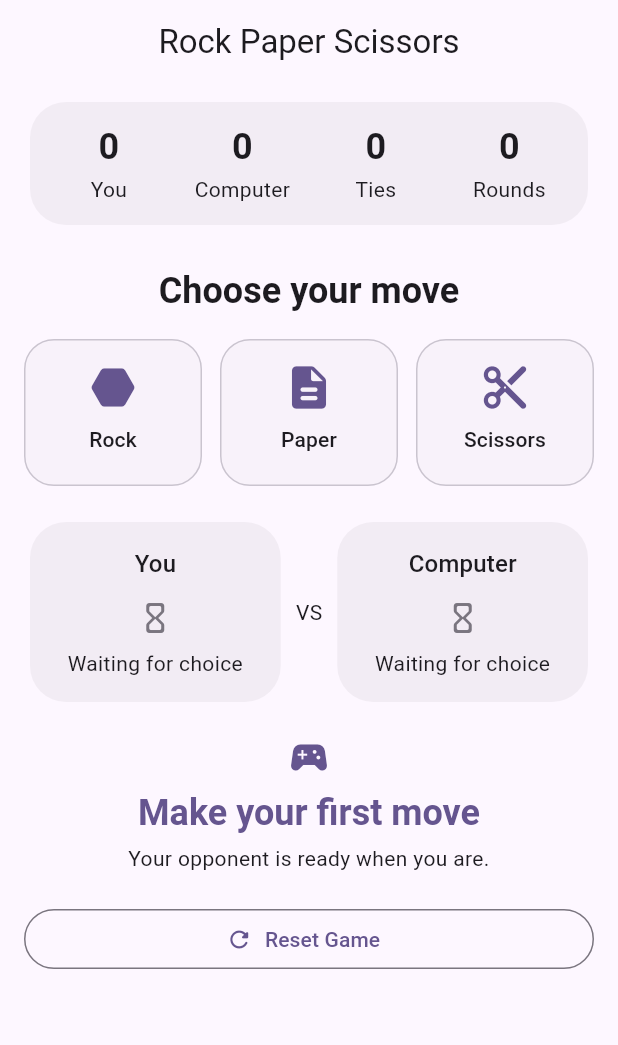
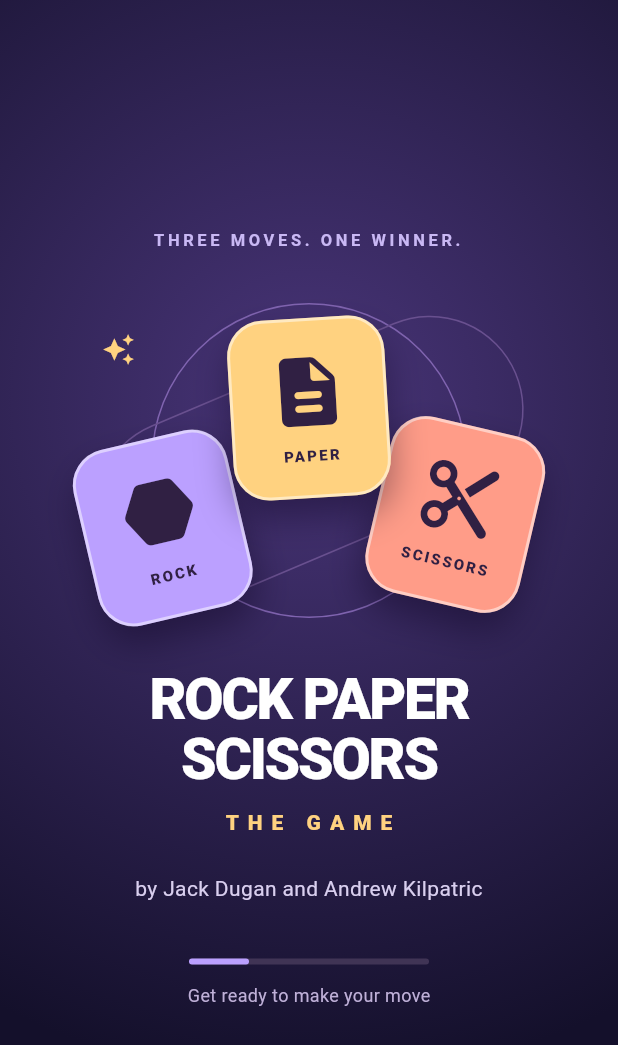
Before and after one commit to jdugan415/4330Project2, a Flutter app: the first screen one second after launch, on a phone screen of 412 x 824 dp. Shown: the top 1045 px of the screen. Run offline on Flutter 3.47's test engine with Material 3 defaults, Android fonts, the phone set to English and light mode, and no system bars.

Commit message:
Added Main Screen
Added main screen with group members names

```diff
--- a/lib/main.dart
+++ b/lib/main.dart
@@ -1,6 +1,6 @@
 import 'package:flutter/material.dart';
 
-import 'screens/game_screen.dart';
+import 'screens/intro_screen.dart';
 import 'theme/app_theme.dart';
 
 void main() => runApp(const RockPaperScissorsApp());
@@ -14,6 +14,6 @@ class RockPaperScissorsApp extends StatelessWidget {
     theme: AppTheme.light,
     darkTheme: AppTheme.dark,
     themeMode: ThemeMode.system,
-    home: const GameScreen(),
+    home: const IntroScreen(),
   );
 }
--- /dev/null
+++ b/lib/screens/intro_screen.dart
@@ -0,0 +1,295 @@
+import 'dart:math' as math;
+
+import 'package:flutter/material.dart';
+
+import 'game_screen.dart';
+
+/// A short title sequence, shown once when the app opens.
+class IntroScreen extends StatefulWidget {
+  const IntroScreen({super.key});
+
+  @override
+  State<IntroScreen> createState() => _IntroScreenState();
+}
+
+class _IntroScreenState extends State<IntroScreen>
+    with SingleTickerProviderStateMixin {
+  late final AnimationController _intro;
+
+  @override
+  void initState() {
+    super.initState();
+    _intro =
+        AnimationController(
+          vsync: this,
+          duration: const Duration(milliseconds: 3200),
+        )..addStatusListener((status) {
+          if (status == AnimationStatus.completed && mounted) {
+            Navigator.of(context).pushReplacement(
+              PageRouteBuilder<void>(
+                transitionDuration: MediaQuery.disableAnimationsOf(context)
+                    ? Duration.zero
+                    : const Duration(milliseconds: 550),
+                pageBuilder: (context, animation, secondaryAnimation) =>
+                    const GameScreen(),
+                transitionsBuilder: (
+                  context,
+                  animation,
+                  secondaryAnimation,
+                  child,
+                ) => FadeTransition(opacity: animation, child: child),
+              ),
+            );
+          }
+        });
+    _intro.forward();
+  }
+
+  @override
+  void dispose() {
+    _intro.dispose();
+    super.dispose();
+  }
+
+  @override
+  Widget build(BuildContext context) {
+    final reduceMotion = MediaQuery.disableAnimationsOf(context);
+    return Scaffold(
+      backgroundColor: const Color(0xFF14102B),
+      body: DecoratedBox(
+        decoration: const BoxDecoration(
+          gradient: RadialGradient(
+            center: Alignment(0, -0.35),
+            radius: 1.1,
+            colors: [Color(0xFF493579), Color(0xFF14102B)],
+          ),
+        ),
+        child: SafeArea(
+          child: Center(
+            child: SingleChildScrollView(
+              padding: const EdgeInsets.symmetric(horizontal: 28, vertical: 32),
+              child: ConstrainedBox(
+                constraints: const BoxConstraints(maxWidth: 440),
+                child: Column(
+                  mainAxisSize: MainAxisSize.min,
+                  children: [
+                    const Text(
+                      'THREE MOVES. ONE WINNER.',
+                      textAlign: TextAlign.center,
+                      style: TextStyle(
+                        color: Color(0xFFC9B8F4),
+                        fontSize: 11,
+                        fontWeight: FontWeight.w700,
+                        letterSpacing: 2.4,
+                      ),
+                    ),
+                    const SizedBox(height: 24),
+                    ExcludeSemantics(
+                      child: AnimatedBuilder(
+                        animation: _intro,
+                        builder: (context, child) => _MoveArtwork(
+                          drift: reduceMotion
+                              ? 0
+                              : math.sin(_intro.value * math.pi * 2) * 5,
+                        ),
+                      ),
+                    ),
+                    const SizedBox(height: 24),
+                    Semantics(
+                      header: true,
+                      label: 'Rock Paper Scissors The Game',
+                      excludeSemantics: true,
+                      child: const Column(
+                        children: [
+                          Text(
+                            'ROCK PAPER\nSCISSORS',
+                            textAlign: TextAlign.center,
+                            style: TextStyle(
+                              fontSize: 38,
+                              height: 1.04,
+                              fontWeight: FontWeight.w900,
+                              letterSpacing: -1.5,
+                              color: Colors.white,
+                            ),
+                          ),
+                          SizedBox(height: 12),
+                          Text(
+                            'THE GAME',
+                            style: TextStyle(
+                              color: Color(0xFFFFD280),
+                              fontSize: 14,
+                              fontWeight: FontWeight.w800,
+                              letterSpacing: 6,
+                            ),
+                          ),
+                        ],
+                      ),
+                    ),
+                    const SizedBox(height: 24),
+                    const Text(
+                      'by Jack Dugan and Andrew Kilpatric',
+                      textAlign: TextAlign.center,
+                      style: TextStyle(
+                        color: Color(0xFFD9CFEF),
+                        fontSize: 14,
+                        height: 1.5,
+                      ),
+                    ),
+                    const SizedBox(height: 36),
+                    SizedBox(
+                      width: 160,
+                      child: AnimatedBuilder(
+                        animation: _intro,
+                        builder: (context, child) => LinearProgressIndicator(
+                          value: _intro.value,
+                          minHeight: 4,
+                          borderRadius: BorderRadius.circular(8),
+                          backgroundColor: const Color(0xFF403455),
+                          color: const Color(0xFFBBA0FF),
+                          semanticsLabel: 'Opening game',
+                        ),
+                      ),
+                    ),
+                    const SizedBox(height: 12),
+                    const Text(
+                      'Get ready to make your move',
+                      style: TextStyle(color: Color(0xFFBFB0D8), fontSize: 12),
+                    ),
+                  ],
+                ),
+              ),
+            ),
+          ),
+        ),
+      ),
+    );
+  }
+}
+
+class _MoveArtwork extends StatelessWidget {
+  const _MoveArtwork({required this.drift});
+  final double drift;
+
+  @override
+  Widget build(BuildContext context) => SizedBox(
+    height: 230,
+    child: FittedBox(
+      fit: BoxFit.contain,
+      child: SizedBox(
+        width: 320,
+        height: 230,
+        child: Stack(
+          alignment: Alignment.center,
+          children: [
+            Container(
+              width: 210,
+              height: 210,
+              decoration: BoxDecoration(
+                shape: BoxShape.circle,
+                border: Border.all(color: const Color(0xFF8064B0)),
+              ),
+            ),
+            Transform.rotate(
+              angle: -0.4,
+              child: Container(
+                width: 300,
+                height: 125,
+                decoration: BoxDecoration(
+                  borderRadius: BorderRadius.circular(100),
+                  border: Border.all(color: const Color(0xFF69508F)),
+                ),
+              ),
+            ),
+            const Positioned(
+              left: 22,
+              top: 30,
+              child: Icon(
+                Icons.auto_awesome,
+                color: Color(0xFFFFD280),
+                size: 22,
+              ),
+            ),
+            const Positioned(
+              right: 28,
+              bottom: 20,
+              child: Icon(
+                Icons.auto_awesome,
+                color: Color(0xFFC0A0FF),
+                size: 28,
+              ),
+            ),
+            Positioned(
+              left: 10,
+              top: 95 + drift,
+              child: _tile(
+                Icons.hexagon_rounded,
+                const Color(0xFFBBA0FF),
+                -0.23,
+                'ROCK',
+              ),
+            ),
+            Positioned(
+              right: 10,
+              top: 96 - drift,
+              child: _tile(
+                Icons.content_cut_rounded,
+                const Color(0xFFFF9C88),
+                0.23,
+                'SCISSORS',
+              ),
+            ),
+            Positioned(
+              top: 15 + drift,
+              child: _tile(
+                Icons.description_rounded,
+                const Color(0xFFFFD280),
+                -0.06,
+                'PAPER',
+              ),
+            ),
+          ],
+        ),
+      ),
+    ),
+  );
+
+  Widget _tile(IconData icon, Color color, double angle, String label) =>
+      Transform.rotate(
+        angle: angle,
+        child: Container(
+          width: 105,
+          height: 120,
+          decoration: BoxDecoration(
+            color: color,
+            borderRadius: BorderRadius.circular(24),
+            border: Border.all(
+              color: Colors.white.withValues(alpha: 0.5),
+              width: 2,
+            ),
+            boxShadow: const [
+              BoxShadow(
+                color: Color(0x66090019),
+                blurRadius: 20,
+                offset: Offset(0, 12),
+              ),
+            ],
+          ),
+          child: Column(
+            mainAxisAlignment: MainAxisAlignment.center,
+            children: [
+              Icon(icon, size: 55, color: const Color(0xFF302043)),
+              const SizedBox(height: 8),
+              Text(
+                label,
+                style: const TextStyle(
+                  color: Color(0xFF302043),
+                  fontSize: 10,
+                  fontWeight: FontWeight.w900,
+                  letterSpacing: 1.5,
+                ),
+              ),
+            ],
+          ),
+        ),
+      );
+}
```
Also changed, not shown: 1 other file.
